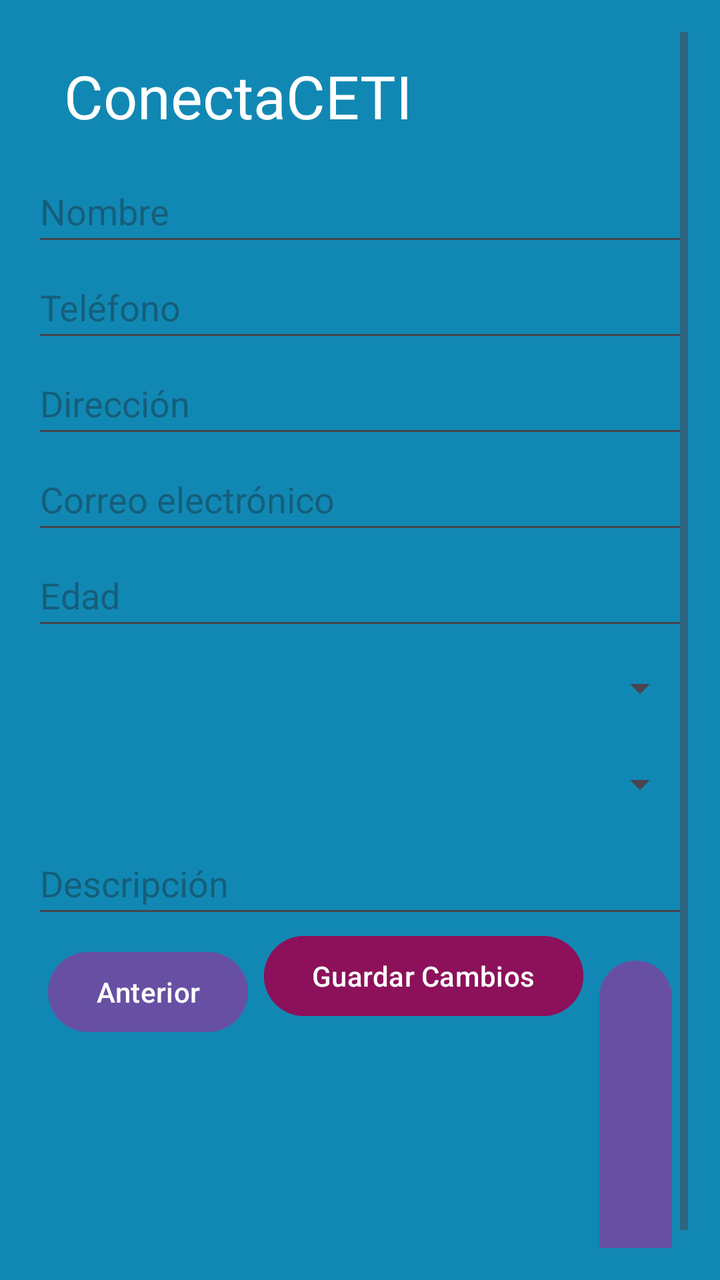
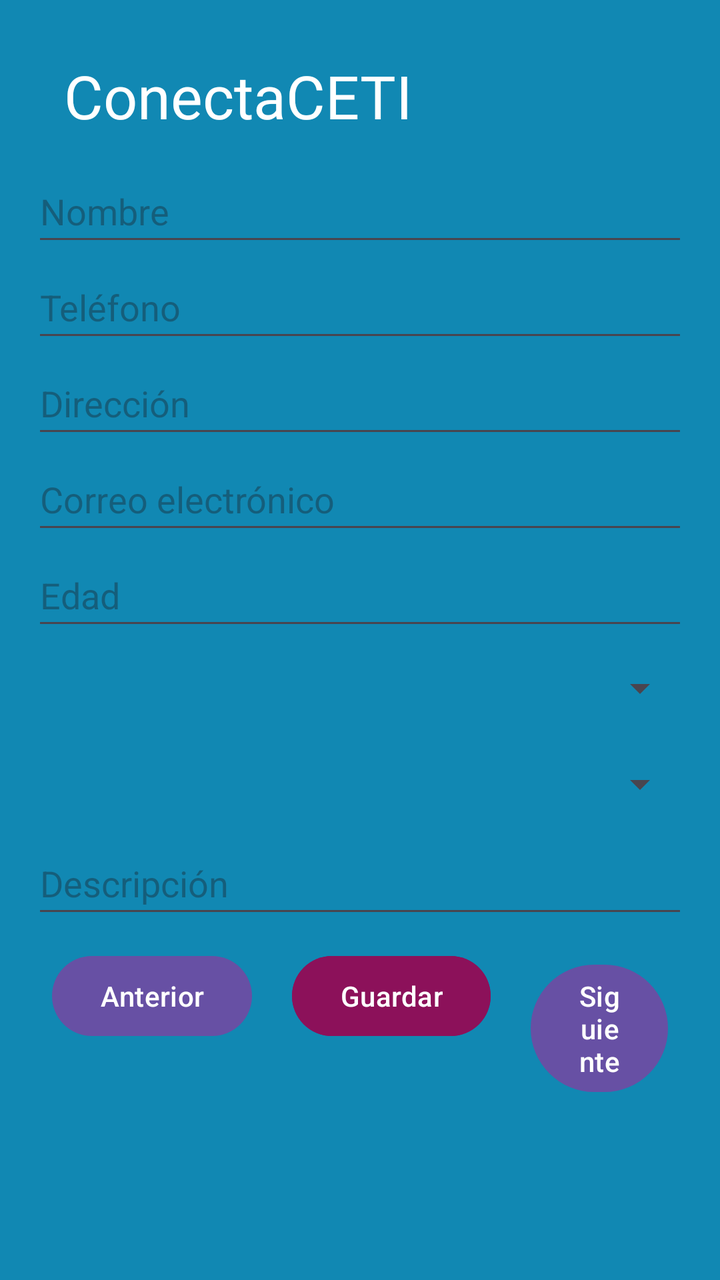

The first picture is an Android layout as it rendered before a commit; the second is the same layout after the commit. The layout source and the unified diff follow.
<!-- AndroidManifest.xml: application theme Theme.Proyecto -->
<!-- res/layout/activity_editarcontactos.xml -->
<?xml version="1.0" encoding="utf-8"?>
<ScrollView xmlns:android="http://schemas.android.com/apk/res/android"
    android:layout_width="match_parent"
    android:layout_height="match_parent"
    android:padding="16dp"
    android:background="#1188B3">

    <LinearLayout
        android:layout_width="match_parent"
        android:layout_height="wrap_content"
        android:orientation="vertical">

        <include
            android:id="@+id/toolbar"
            layout="@layout/toolbar" />

        <EditText
            android:id="@+id/etNameEdit"
            android:layout_width="match_parent"
            android:layout_height="wrap_content"
            android:hint="Nombre"
            android:inputType="text"
            android:minHeight="48dp" />

        <EditText
            android:id="@+id/etPhoneEdit"
            android:layout_width="match_parent"
            android:layout_height="wrap_content"
            android:hint="Teléfono"
            android:inputType="phone"
            android:minHeight="48dp" />

        <EditText
            android:id="@+id/etAddressEdit"
            android:layout_width="match_parent"
            android:layout_height="wrap_content"
            android:hint="Dirección"
            android:inputType="text"
            android:minHeight="48dp" />

        <EditText
            android:id="@+id/etEmailEdit"
            android:layout_width="match_parent"
            android:layout_height="wrap_content"
            android:hint="Correo electrónico"
            android:inputType="textEmailAddress"
            android:minHeight="48dp" />

        <EditText
            android:id="@+id/etAgeEdit"
            android:layout_width="match_parent"
            android:layout_height="wrap_content"
            android:hint="Edad"
            android:inputType="number"
            android:minHeight="48dp" />

        <Spinner
            android:id="@+id/spinnerGenderEdit"
            android:layout_width="match_parent"
            android:layout_height="wrap_content"
            android:minHeight="48dp" />
        <Spinner
            android:id="@+id/spinnerTypeEdit"
            android:layout_width="match_parent"
            android:layout_height="wrap_content"
            android:minHeight="48dp" />

        <EditText
            android:id="@+id/etDescriptionEdit"
            android:layout_width="match_parent"
            android:layout_height="wrap_content"
            android:hint="Descripción"
            android:inputType="text"
            android:minHeight="48dp" />
        <LinearLayout
             android:layout_height="wrap_content"
            android:layout_width="wrap_content"
            android:orientation="horizontal"
            >
        <Button
            android:id="@+id/btnAnterior"
            android:layout_width="wrap_content"
            android:layout_height="wrap_content"
            android:text="Anterior"
            android:layout_margin="8dp" />
        <Button
            android:id="@+id/btnGuardarCambios"
            android:layout_width="wrap_content"
            android:backgroundTint="#8C115A"
            android:layout_height="wrap_content"
            android:text="Guardar Cambios" />
        <Button
            android:id="@+id/btnSiguiente"
            android:layout_width="wrap_content"
            android:layout_height="wrap_content"
            android:text="Siguiente"
            android:layout_margin="8dp" />
        </LinearLayout>
    </LinearLayout>
</ScrollView>
<!-- res/layout/toolbar.xml (included above) -->
<androidx.appcompat.widget.Toolbar
    xmlns:android="http://schemas.android.com/apk/res/android"
    android:id="@+id/toolbar"
    android:layout_width="match_parent"
    android:layout_height="?attr/actionBarSize"
    android:background="#1188B3"
    >

    <TextView
        android:layout_width="wrap_content"
        android:layout_height="wrap_content"
        android:text="@string/conecta_ceti"
        android:textColor="#FFFFFF"
        android:fontFamily="@font/letraceti"
        android:textSize="30sp" />
</androidx.appcompat.widget.Toolbar>
<!-- resources referenced by this layout -->
<resources>
  <string name="conecta_ceti">ConectaCETI</string>
  <style name="Theme.Proyecto" parent="Base.Theme.Proyecto" />
  <style name="Base.Theme.Proyecto" parent="Theme.Material3.DayNight.NoActionBar">
          
          
      </style>
</resources>

<!-- the commit's change to res/layout/activity_editarcontactos.xml (unified diff, before → after) -->
@@ -82,19 +82,22 @@
             android:layout_width="wrap_content"
             android:layout_height="wrap_content"
             android:text="Anterior"
-            android:layout_margin="8dp" />
-        <Button
-            android:id="@+id/btnGuardarCambios"
-            android:layout_width="wrap_content"
-            android:backgroundTint="#8C115A"
-            android:layout_height="wrap_content"
-            android:text="Guardar Cambios" />
-        <Button
-            android:id="@+id/btnSiguiente"
-            android:layout_width="wrap_content"
-            android:layout_height="wrap_content"
-            android:text="Siguiente"
-            android:layout_margin="8dp" />
+            android:layout_margin="10dp" />
+
+            <Button
+                android:id="@+id/btnGuardarCambios"
+                android:layout_width="wrap_content"
+                android:layout_height="wrap_content"
+                android:backgroundTint="#8C115A"
+                android:text="Guardar"
+                android:layout_margin="10dp" />
+
+            <Button
+                android:id="@+id/btnSiguiente"
+                android:layout_width="wrap_content"
+                android:layout_height="wrap_content"
+                android:layout_margin="10dp"
+                android:text="Siguiente" />
         </LinearLayout>
     </LinearLayout>
 </ScrollView>
